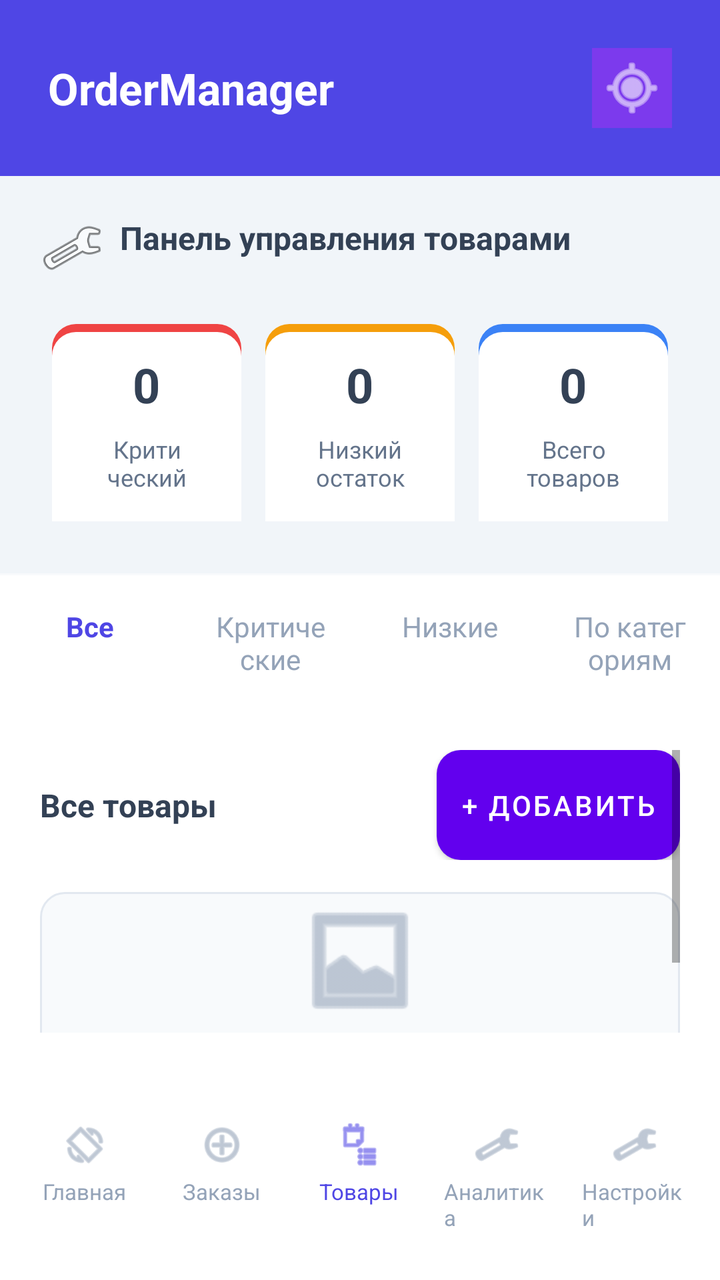
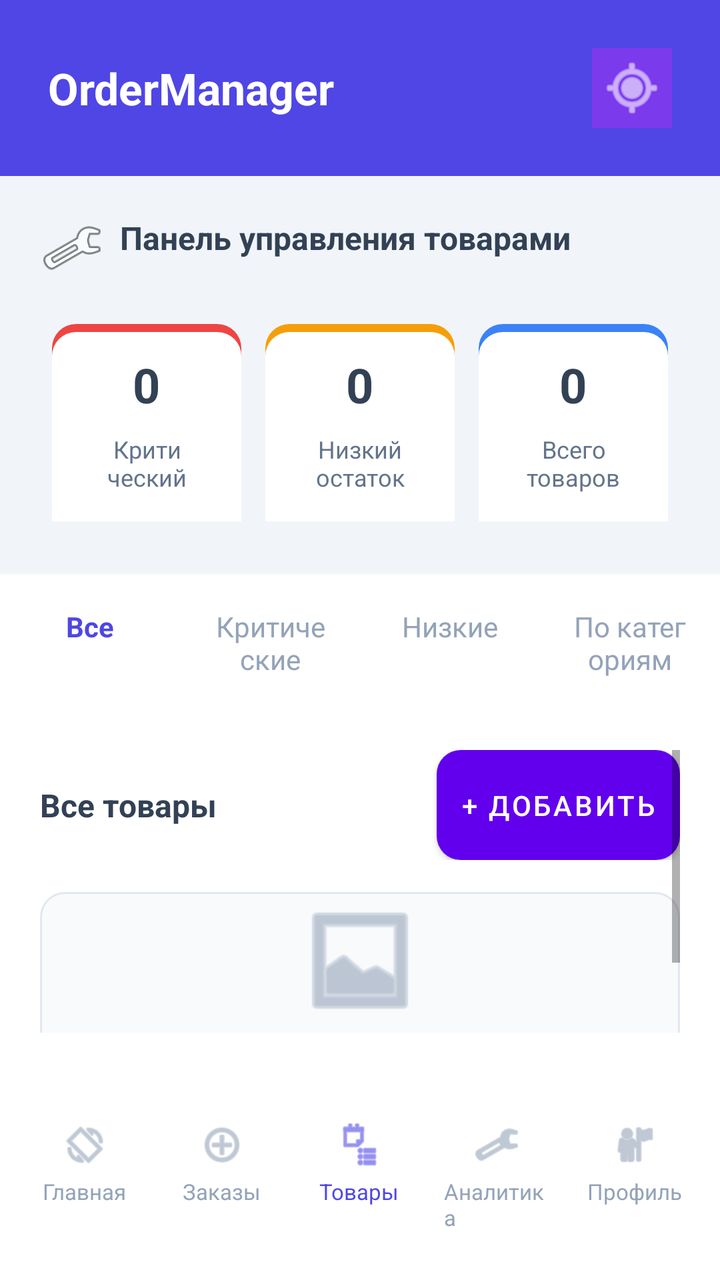

An Android layout rendered at two revisions. The XML below is the earlier revision; the diff shows what the commit changed to produce the second picture.
<!-- AndroidManifest.xml: application theme Theme.Storage_control -->
<!-- res/layout/activity_products.xml -->
<?xml version="1.0" encoding="utf-8"?>
<LinearLayout xmlns:android="http://schemas.android.com/apk/res/android"
    android:layout_width="match_parent"
    android:layout_height="match_parent"
    android:orientation="vertical"
    android:background="#f8fafc">

    
    <LinearLayout
        android:layout_width="match_parent"
        android:layout_height="wrap_content"
        android:background="#4f46e5"
        android:padding="24dp"
        android:orientation="horizontal"
        android:gravity="center_vertical">

        <TextView
            android:layout_width="0dp"
            android:layout_height="wrap_content"
            android:layout_weight="1"
            android:text="OrderManager"
            android:textColor="#ffffff"
            android:textSize="22sp"
            android:textStyle="bold" />

        <ImageView
            android:layout_width="40dp"
            android:layout_height="40dp"
            android:background="#7c3aed"
            android:src="@android:drawable/ic_menu_mylocation"
            android:tint="#ffffff"
            android:scaleType="center"
            android:padding="8dp" />

    </LinearLayout>

    
    <LinearLayout
        android:layout_width="match_parent"
        android:layout_height="wrap_content"
        android:orientation="vertical"
        android:background="#f1f5f9"
        android:padding="20dp"
        android:layout_marginBottom="1dp">

        <TextView
            android:layout_width="wrap_content"
            android:layout_height="wrap_content"
            android:text="Панель управления товарами"
            android:textColor="#334155"
            android:textSize="16sp"
            android:textStyle="bold"
            android:drawableStart="@android:drawable/ic_menu_manage"
            android:drawablePadding="8dp"
            android:layout_marginBottom="16dp" />

        <LinearLayout
            android:layout_width="match_parent"
            android:layout_height="wrap_content"
            android:orientation="horizontal"
            android:gravity="center"
            android:weightSum="3">

            
            <LinearLayout
                android:id="@+id/criticalStockBadge"
                android:layout_width="0dp"
                android:layout_height="wrap_content"
                android:layout_weight="1"
                android:orientation="vertical"
                android:background="@drawable/badge_background_critical"
                android:padding="14dp"
                android:layout_margin="6dp"
                android:gravity="center">

                <TextView
                    android:id="@+id/criticalStockCount"
                    android:layout_width="wrap_content"
                    android:layout_height="wrap_content"
                    android:text="0"
                    android:textColor="#334155"
                    android:textSize="24sp"
                    android:textStyle="bold"
                    android:layout_marginBottom="8dp" />

                <TextView
                    android:layout_width="wrap_content"
                    android:layout_height="wrap_content"
                    android:text="Критический остаток"
                    android:textColor="#64748b"
                    android:textSize="12sp"
                    android:gravity="center"
                    android:maxLines="2" />

            </LinearLayout>

            
            <LinearLayout
                android:id="@+id/lowStockBadge"
                android:layout_width="0dp"
                android:layout_height="wrap_content"
                android:layout_weight="1"
                android:orientation="vertical"
                android:background="@drawable/badge_background_warning"
                android:padding="14dp"
                android:layout_margin="6dp"
                android:gravity="center">

                <TextView
                    android:id="@+id/lowStockCount"
                    android:layout_width="wrap_content"
                    android:layout_height="wrap_content"
                    android:text="0"
                    android:textColor="#334155"
                    android:textSize="24sp"
                    android:textStyle="bold"
                    android:layout_marginBottom="8dp" />

                <TextView
                    android:layout_width="wrap_content"
                    android:layout_height="wrap_content"
                    android:text="Низкий остаток"
                    android:textColor="#64748b"
                    android:textSize="12sp"
                    android:gravity="center"
                    android:maxLines="2" />

            </LinearLayout>

            
            <LinearLayout
                android:id="@+id/totalProductsBadge"
                android:layout_width="0dp"
                android:layout_height="wrap_content"
                android:layout_weight="1"
                android:orientation="vertical"
                android:background="@drawable/badge_background_info"
                android:padding="14dp"
                android:layout_margin="6dp"
                android:gravity="center">

                <TextView
                    android:id="@+id/totalProductsCount"
                    android:layout_width="wrap_content"
                    android:layout_height="wrap_content"
                    android:text="0"
                    android:textColor="#334155"
                    android:textSize="24sp"
                    android:textStyle="bold"
                    android:layout_marginBottom="8dp" />

                <TextView
                    android:layout_width="wrap_content"
                    android:layout_height="wrap_content"
                    android:text="Всего товаров"
                    android:textColor="#64748b"
                    android:textSize="12sp"
                    android:gravity="center"
                    android:maxLines="2" />

            </LinearLayout>

        </LinearLayout>

    </LinearLayout>

    
    <LinearLayout
        android:id="@+id/productsTabsLayout"
        android:layout_width="match_parent"
        android:layout_height="wrap_content"
        android:orientation="horizontal"
        android:background="#ffffff"
        android:weightSum="4">

        <TextView
            android:id="@+id/tabAllProducts"
            android:layout_width="0dp"
            android:layout_height="wrap_content"
            android:layout_weight="1"
            android:text="Все"
            android:textAlignment="center"
            android:padding="16dp"
            android:background="@drawable/tab_background_selected"
            android:textColor="#4f46e5"
            android:textStyle="bold" />

        <TextView
            android:id="@+id/tabCriticalStock"
            android:layout_width="0dp"
            android:layout_height="wrap_content"
            android:layout_weight="1"
            android:text="Критические"
            android:textAlignment="center"
            android:padding="16dp"
            android:background="@drawable/tab_background"
            android:textColor="#94a3b8" />

        <TextView
            android:id="@+id/tabLowStock"
            android:layout_width="0dp"
            android:layout_height="wrap_content"
            android:layout_weight="1"
            android:text="Низкие"
            android:textAlignment="center"
            android:padding="16dp"
            android:background="@drawable/tab_background"
            android:textColor="#94a3b8" />

        <TextView
            android:id="@+id/tabByCategory"
            android:layout_width="0dp"
            android:layout_height="wrap_content"
            android:layout_weight="1"
            android:text="По категориям"
            android:textAlignment="center"
            android:padding="16dp"
            android:background="@drawable/tab_background"
            android:textColor="#94a3b8" />

    </LinearLayout>

    
    <ScrollView
        android:layout_width="match_parent"
        android:layout_height="0dp"
        android:layout_weight="1"
        android:padding="20dp"
        android:background="#ffffff">

        <LinearLayout
            android:layout_width="match_parent"
            android:layout_height="wrap_content"
            android:orientation="vertical">

            
            <LinearLayout
                android:layout_width="match_parent"
                android:layout_height="wrap_content"
                android:orientation="horizontal"
                android:gravity="center_vertical"
                android:layout_marginBottom="16dp">

                <TextView
                    android:id="@+id/productsSectionTitle"
                    android:layout_width="0dp"
                    android:layout_height="wrap_content"
                    android:layout_weight="1"
                    android:text="Все товары"
                    android:textColor="#334155"
                    android:textSize="16sp"
                    android:textStyle="bold" />

                <Button
                    android:id="@+id/addProductButton"
                    android:layout_width="wrap_content"
                    android:layout_height="wrap_content"
                    android:text="+ Добавить"
                    android:background="@drawable/button_background"
                    android:textColor="#ffffff"
                    android:padding="12dp"
                    android:textSize="14sp" />

            </LinearLayout>

            
            <LinearLayout
                android:id="@+id/emptyProductsLayout"
                android:layout_width="match_parent"
                android:layout_height="150dp"
                android:orientation="vertical"
                android:gravity="center"
                android:background="@drawable/empty_state_background"
                android:visibility="visible">

                <ImageView
                    android:layout_width="64dp"
                    android:layout_height="64dp"
                    android:src="@android:drawable/ic_menu_gallery"
                    android:tint="#94a3b8"
                    android:layout_marginBottom="16dp" />

                <TextView
                    android:layout_width="wrap_content"
                    android:layout_height="wrap_content"
                    android:text="Товары не найдены"
                    android:textColor="#64748b"
                    android:textSize="16sp"
                    android:textStyle="bold" />

                <TextView
                    android:layout_width="wrap_content"
                    android:layout_height="wrap_content"
                    android:text="Нажмите 'Добавить' чтобы создать первый товар"
                    android:textColor="#94a3b8"
                    android:textSize="14sp"
                    android:layout_marginTop="8dp" />

            </LinearLayout>

            
            <LinearLayout
                android:id="@+id/productsContainer"
                android:layout_width="match_parent"
                android:layout_height="wrap_content"
                android:orientation="vertical"
                android:visibility="gone">

                

            </LinearLayout>

        </LinearLayout>

    </ScrollView>

    
    <LinearLayout
        android:layout_width="match_parent"
        android:layout_height="wrap_content"
        android:orientation="horizontal"
        android:background="#ffffff"
        android:weightSum="5"
        android:paddingVertical="16dp"
        android:paddingHorizontal="8dp">

        <LinearLayout
            android:id="@+id/navHome"
            android:layout_width="0dp"
            android:layout_height="wrap_content"
            android:layout_weight="1"
            android:orientation="vertical"
            android:gravity="center"
            android:padding="8dp">

            <ImageView
                android:layout_width="24dp"
                android:layout_height="24dp"
                android:src="@android:drawable/ic_menu_always_landscape_portrait"
                android:tint="#94a3b8" />

            <TextView
                android:layout_width="wrap_content"
                android:layout_height="wrap_content"
                android:text="Главная"
                android:textColor="#94a3b8"
                android:textSize="11sp"
                android:layout_marginTop="4dp" />

        </LinearLayout>

        <LinearLayout
            android:id="@+id/navOrders"
            android:layout_width="0dp"
            android:layout_height="wrap_content"
            android:layout_weight="1"
            android:orientation="vertical"
            android:gravity="center"
            android:padding="8dp">

            <ImageView
                android:layout_width="24dp"
                android:layout_height="24dp"
                android:src="@android:drawable/ic_menu_add"
                android:tint="#94a3b8" />

            <TextView
                android:layout_width="wrap_content"
                android:layout_height="wrap_content"
                android:text="Заказы"
                android:textColor="#94a3b8"
                android:textSize="11sp"
                android:layout_marginTop="4dp" />

        </LinearLayout>

        <LinearLayout
            android:id="@+id/navProducts"
            android:layout_width="0dp"
            android:layout_height="wrap_content"
            android:layout_weight="1"
            android:orientation="vertical"
            android:gravity="center"
            android:padding="8dp">

            <ImageView
                android:layout_width="24dp"
                android:layout_height="24dp"
                android:src="@android:drawable/ic_menu_agenda"
                android:tint="#4f46e5" />

            <TextView
                android:layout_width="wrap_content"
                android:layout_height="wrap_content"
                android:text="Товары"
                android:textColor="#4f46e5"
                android:textSize="11sp"
                android:layout_marginTop="4dp" />

        </LinearLayout>

        <LinearLayout
            android:id="@+id/navAnalytics"
            android:layout_width="0dp"
            android:layout_height="wrap_content"
            android:layout_weight="1"
            android:orientation="vertical"
            android:gravity="center"
            android:padding="8dp">

            <ImageView
                android:layout_width="24dp"
                android:layout_height="24dp"
                android:src="@android:drawable/ic_menu_manage"
                android:tint="#94a3b8" />

            <TextView
                android:layout_width="wrap_content"
                android:layout_height="wrap_content"
                android:text="Аналитика"
                android:textColor="#94a3b8"
                android:textSize="11sp"
                android:layout_marginTop="4dp" />

        </LinearLayout>

        <LinearLayout
            android:id="@+id/navSettings"
            android:layout_width="0dp"
            android:layout_height="wrap_content"
            android:layout_weight="1"
            android:orientation="vertical"
            android:gravity="center"
            android:padding="8dp">

            <ImageView
                android:layout_width="24dp"
                android:layout_height="24dp"
                android:src="@android:drawable/ic_menu_preferences"
                android:tint="#94a3b8" />

            <TextView
                android:layout_width="wrap_content"
                android:layout_height="wrap_content"
                android:text="Настройки"
                android:textColor="#94a3b8"
                android:textSize="11sp"
                android:layout_marginTop="4dp" />

        </LinearLayout>

    </LinearLayout>

</LinearLayout>
<!-- resources referenced by this layout -->
<resources>
  <!-- drawable badge_background_info (drawable) -->
  <?xml version="1.0" encoding="utf-8"?>
  <layer-list xmlns:android="http://schemas.android.com/apk/res/android">
      <item>
          <shape android:shape="rectangle">
              <solid android:color="#FFFFFF" />
              <corners android:radius="12dp" />
          </shape>
      </item>
      <item
          android:top="0dp"
          android:left="0dp"
          android:right="0dp"
          android:bottom="0dp">
          <shape android:shape="rectangle">
              <solid android:color="#3b82f6" />
              <corners android:topLeftRadius="12dp" android:topRightRadius="12dp" />
          </shape>
      </item>
      <item
          android:top="4dp"
          android:left="0dp"
          android:right="0dp"
          android:bottom="0dp">
          <shape android:shape="rectangle">
              <solid android:color="#FFFFFF" />
              <corners android:topLeftRadius="12dp" android:topRightRadius="12dp" />
          </shape>
      </item>
  </layer-list>
  <!-- drawable badge_background_warning (drawable) -->
  <?xml version="1.0" encoding="utf-8"?>
  <layer-list xmlns:android="http://schemas.android.com/apk/res/android">
      <item>
          <shape android:shape="rectangle">
              <solid android:color="#FFFFFF" />
              <corners android:radius="12dp" />
          </shape>
      </item>
      <item
          android:top="0dp"
          android:left="0dp"
          android:right="0dp"
          android:bottom="0dp">
          <shape android:shape="rectangle">
              <solid android:color="#f59e0b" />
              <corners android:topLeftRadius="12dp" android:topRightRadius="12dp" />
          </shape>
      </item>
      <item
          android:top="4dp"
          android:left="0dp"
          android:right="0dp"
          android:bottom="0dp">
          <shape android:shape="rectangle">
              <solid android:color="#FFFFFF" />
              <corners android:topLeftRadius="12dp" android:topRightRadius="12dp" />
          </shape>
      </item>
  </layer-list>
  <!-- drawable button_background (drawable) -->
  <?xml version="1.0" encoding="utf-8"?>
  <shape xmlns:android="http://schemas.android.com/apk/res/android">
      <solid android:color="#4f46e5" />
      <corners android:radius="12dp" />
  </shape>
  <!-- drawable empty_state_background (drawable) -->
  <?xml version="1.0" encoding="utf-8"?>
  <shape xmlns:android="http://schemas.android.com/apk/res/android">
      <solid android:color="#f8fafc" />
      <stroke android:width="1dp" android:color="#e2e8f0" />
      <corners android:radius="12dp" />
  </shape>
  <!-- drawable tab_background (drawable) -->
  <?xml version="1.0" encoding="utf-8"?>
  <shape xmlns:android="http://schemas.android.com/apk/res/android">
      <solid android:color="@android:color/transparent"/>
      <corners android:radius="8dp"/>
  </shape>
  <!-- drawable tab_background_selected (drawable) -->
  <?xml version="1.0" encoding="utf-8"?>
  <shape xmlns:android="http://schemas.android.com/apk/res/android">
      <solid android:color="@android:color/white"/>
      <corners android:radius="8dp"/>
  </shape>
  <style name="Theme.Storage_control" parent="Theme.MaterialComponents.DayNight.NoActionBar">
          
          <item name="colorPrimary">@color/purple_500</item>
          <item name="colorPrimaryVariant">@color/purple_700</item>
          <item name="colorOnPrimary">@color/white</item>
          
          <item name="colorSecondary">@color/teal_200</item>
          <item name="colorSecondaryVariant">@color/teal_700</item>
          <item name="colorOnSecondary">@color/black</item>
          
          <item name="android:statusBarColor">?attr/colorPrimaryVariant</item>
          
      </style>
  <color name="purple_500">#FF6200EE</color>
  <color name="purple_700">#FF3700B3</color>
  <color name="white">#FFFFFFFF</color>
  <color name="teal_200">#FF03DAC5</color>
  <color name="teal_700">#FF018786</color>
  <color name="black">#FF000000</color>
  <!-- unchanged entries left out for length: 1 -->
</resources>

<!-- the commit's change to res/layout/activity_products.xml (unified diff, before → after) -->
@@ -425,7 +425,7 @@
         </LinearLayout>
 
         <LinearLayout
-            android:id="@+id/navSettings"
+            android:id="@+id/navProfile"
             android:layout_width="0dp"
             android:layout_height="wrap_content"
             android:layout_weight="1"
@@ -436,18 +436,18 @@
             <ImageView
                 android:layout_width="24dp"
                 android:layout_height="24dp"
-                android:src="@android:drawable/ic_menu_preferences"
+                android:src="@android:drawable/ic_menu_myplaces"
                 android:tint="#94a3b8" />
 
             <TextView
                 android:layout_width="wrap_content"
                 android:layout_height="wrap_content"
-                android:text="Настройки"
+                android:text="Профиль"
                 android:textColor="#94a3b8"
                 android:textSize="11sp"
                 android:layout_marginTop="4dp" />
-
-        </LinearLayout>
+        </LinearLayout>
+
 
     </LinearLayout>
 
